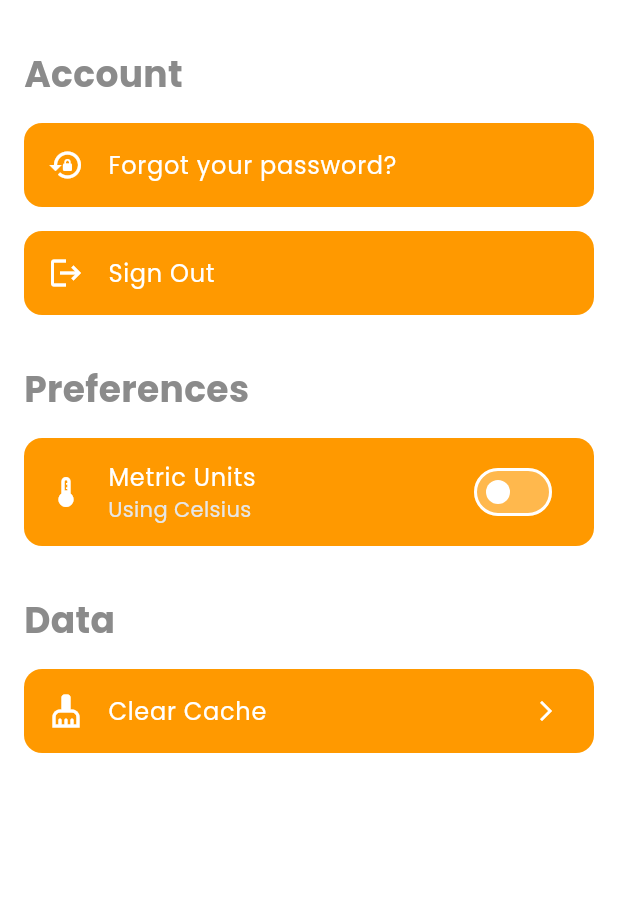
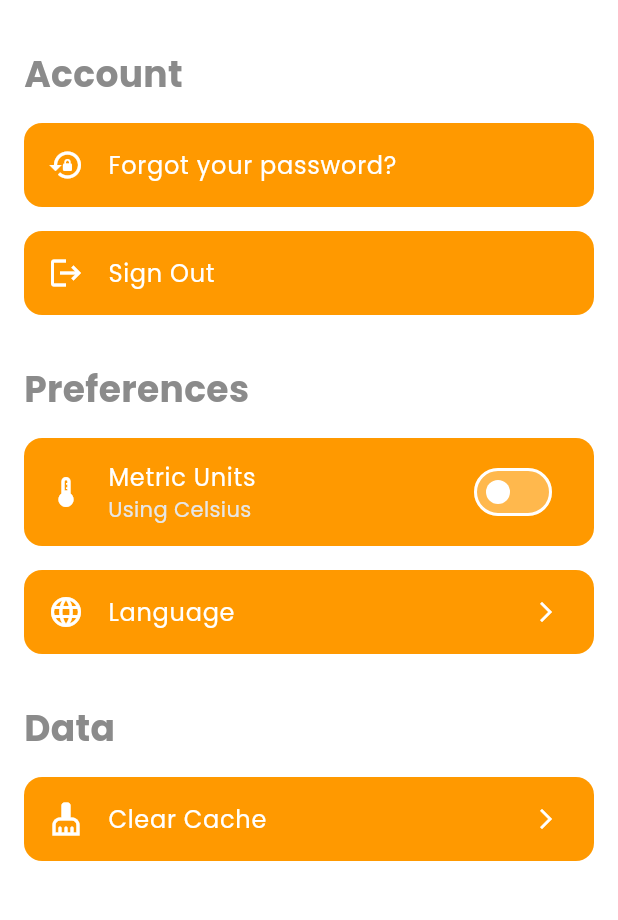
Before and after one commit to KempDewulf/envirosense-app, a Flutter app: the SettingsScreen screen opened directly, on a phone screen of 412 x 824 dp, the part 105-1025 px from its top. Run offline on Flutter 3.47's test engine with Material 3 defaults, Android fonts, the phone set to English and light mode, and no system bars; our stand-ins replace connectivity_plus, dotted_border, firebase_auth, firebase_core, firebase_messaging, flutter_dotenv and 5 more; missing offline and left inert: mobile_scanner; accounts and stored records are empty; generated files the repository leaves out were written again.

Commit message:
feat: add language selection feature with English and Dutch options

```diff
--- /dev/null
+++ b/lib/data/models/language_model.dart
@@ -0,0 +1,6 @@
+class Language {
+  final String code;
+  final String name;
+
+  const Language(this.code, this.name);
+}
--- a/lib/l10n/app_en.arb
+++ b/lib/l10n/app_en.arb
@@ -708,5 +708,21 @@
     "removeRoomError": "Failed to remove room. Please try again later.",
     "@removeRoomError": {
         "description": "Error message for room removal failure"
+    },
+    "language": "Language",
+    "@language": {
+        "description": "Language selection option"
+    },
+    "selectLanguage": "Select Language",
+    "@selectLanguage": {
+        "description": "Label for language selection"
+    },
+    "english": "English",
+    "@english": {
+        "description": "English language option"
+    },
+    "dutch": "Dutch",
+    "@dutch": {
+        "description": "Dutch language option"
     }
 }
--- a/lib/l10n/app_nl.arb
+++ b/lib/l10n/app_nl.arb
@@ -158,5 +158,9 @@
     "removeRoomSuccess": "Kamer succesvol verwijderd",
     "removeRoomError": "Verwijderen kamer mislukt. Probeer het later opnieuw",
     "searchTypedEntity": "Zoek een {type}",
-    "addTypedEntity": "een {type} toevoegen"
+    "addTypedEntity": "een {type} toevoegen",
+    "language": "Taal",
+    "selectLanguage": "Selecteer een taal",
+    "english": "Engels",
+    "dutch": "Nederlands"
 }
--- a/lib/presentation/views/settings_screen.dart
+++ b/lib/presentation/views/settings_screen.dart
@@ -1,4 +1,5 @@
 import 'package:envirosense/core/constants/colors.dart';
+import 'package:envirosense/data/models/language_model.dart';
 import 'package:flutter_gen/gen_l10n/app_localizations.dart';
 import 'package:envirosense/presentation/widgets/bottom_sheets/clear_cache_options_sheet.dart';
 import 'package:envirosense/presentation/widgets/dialogs/forgot_your_password_dialog.dart';
@@ -59,6 +60,11 @@ class _SettingsScreenState extends State<SettingsScreen> with SingleTickerProvid
   @override
   Widget build(BuildContext context) {
     final l10n = AppLocalizations.of(context)!;
+
+    final supportedLanguages = [
+      Language('en', l10n.english),
+      Language('nl', l10n.dutch),
+    ];
 
     return Scaffold(
       appBar: AppBar(
@@ -144,6 +150,45 @@ class _SettingsScreenState extends State<SettingsScreen> with SingleTickerProvid
               ),
             ),
           ),
+          Padding(
+            padding: const EdgeInsets.symmetric(horizontal: 16, vertical: 8),
+            child: Material(
+              color: AppColors.secondaryColor,
+              borderRadius: BorderRadius.circular(12),
+              child: InkWell(
+                borderRadius: BorderRadius.circular(12),
+                onTap: () async {
+                  final locale = await showDialog<Locale>(
+                    context: context,
+                    builder: (context) => AlertDialog(
+                      title: Text(l10n.selectLanguage),
+                      content: Column(
+                        mainAxisSize: MainAxisSize.min,
+                        children: supportedLanguages
+                            .map((lang) => ListTile(
+                                  title: Text(lang.name),
+                                  onTap: () => Navigator.pop(context, Locale(lang.code)),
+                                ))
+                            .toList(),
+                      ),
+                    ),
+                  );
+                },
+                child: ListTile(
+                  leading: Icon(Icons.language, color: AppColors.whiteColor),
+                  title: Text(
+                    l10n.language,
+                    style: TextStyle(color: AppColors.whiteColor),
+                  ),
+                  trailing: Icon(
+                    Icons.arrow_forward_ios,
+                    color: AppColors.whiteColor,
+                    size: 16,
+                  ),
+                ),
+              ),
+            ),
+          ),
           _SectionHeader(title: l10n.data),
           Padding(
             padding: const EdgeInsets.symmetric(horizontal: 16, vertical: 8),
```
